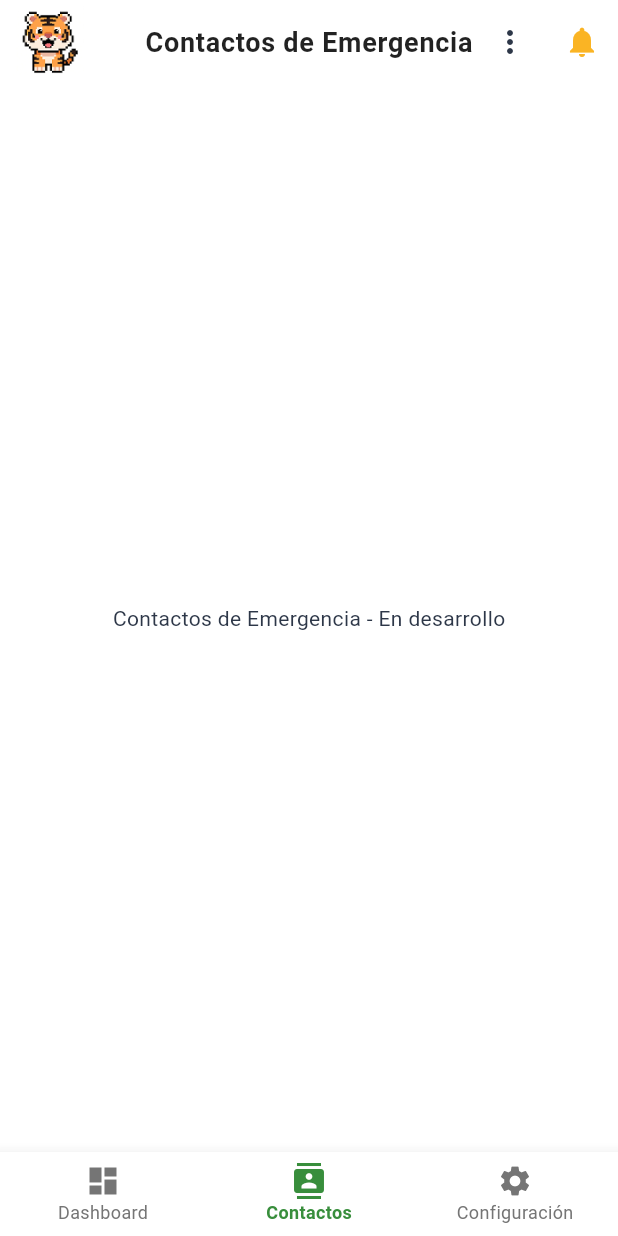
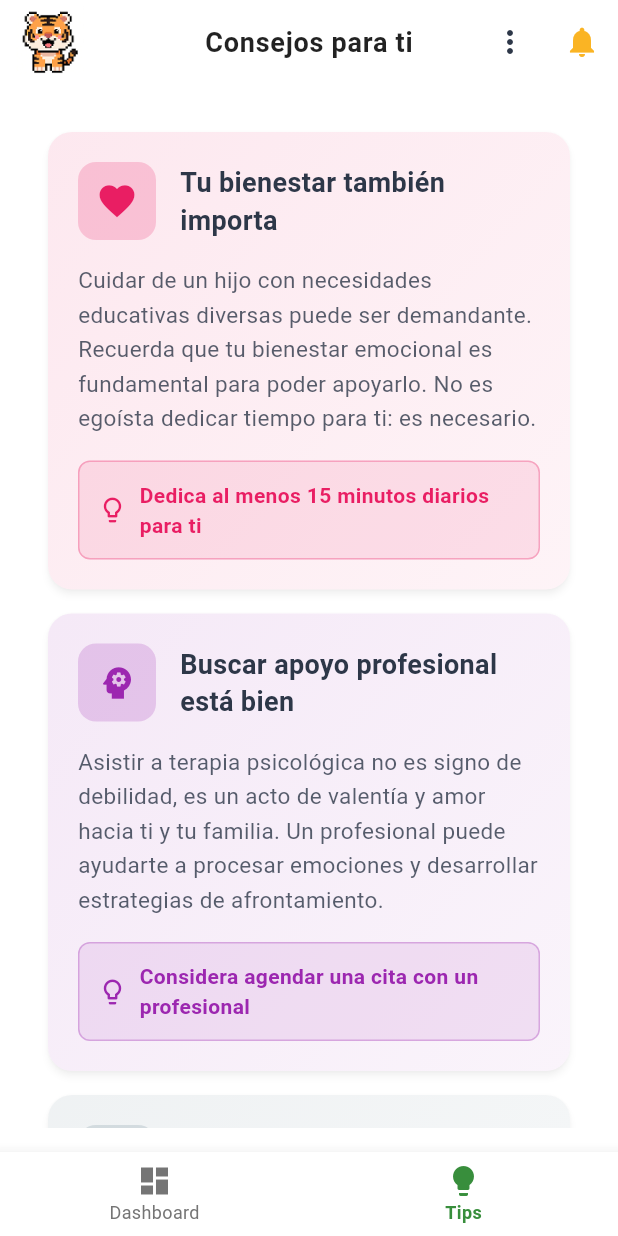
Before and after one commit to CQuarkH/tora-frontend, a Flutter app: the ParentMainScreen screen opened by its route, item 2 of the bottom bar chosen, on a phone screen of 412 x 824 dp. Run offline on Flutter 3.47's test engine with Material 3 defaults, Android fonts, the phone set to English and light mode, and no system bars; our stand-ins replace audioplayers, calendar_view, fl_chart, flutter_hooks, flutter_local_notifications, flutter_svg and 6 more; project files that could hold a hidden picture were left out.

Commit message:
feat: add parents tips screen

```diff
--- /dev/null
+++ b/lib/features/parent/models/parent_tip.dart
@@ -0,0 +1,142 @@
+import 'package:flutter/material.dart';
+
+class ParentTip {
+  final String title;
+  final String description;
+  final IconData icon;
+  final Color color;
+  final String? actionText;
+  final String category;
+
+  const ParentTip({
+    required this.title,
+    required this.description,
+    required this.icon,
+    required this.color,
+    this.actionText,
+    required this.category,
+  });
+}
+
+class ParentTipsData {
+  static const List<ParentTip> tips = [
+    ParentTip(
+      title: 'Tu bienestar también importa',
+      description:
+          'Cuidar de un hijo con necesidades educativas diversas puede ser demandante. Recuerda que tu bienestar emocional es fundamental para poder apoyarlo. No es egoísta dedicar tiempo para ti: es necesario.',
+      icon: Icons.favorite,
+      color: Color(0xFFE91E63),
+      actionText: 'Dedica al menos 15 minutos diarios para ti',
+      category: 'autocuidado',
+    ),
+    ParentTip(
+      title: 'Buscar apoyo profesional está bien',
+      description:
+          'Asistir a terapia psicológica no es signo de debilidad, es un acto de valentía y amor hacia ti y tu familia. Un profesional puede ayudarte a procesar emociones y desarrollar estrategias de afrontamiento.',
+      icon: Icons.psychology,
+      color: Color(0xFF9C27B0),
+      actionText: 'Considera agendar una cita con un profesional',
+      category: 'apoyo',
+    ),
+    ParentTip(
+      title: 'Está bien sentirse abrumado',
+      description:
+          'Sentir tristeza, frustración o agotamiento es completamente normal. Estas emociones no te hacen mal padre o madre. Permítete sentirlas sin juzgarte, y recuerda que los días difíciles no duran para siempre.',
+      icon: Icons.cloud,
+      color: Color(0xFF607D8B),
+      actionText: 'Valida tus emociones, no las reprimas',
+      category: 'emocional',
+    ),
+    ParentTip(
+      title: 'El estrés no es culpa de tu hijo',
+      description:
+          'Cuando te sientas desbordado, recuerda que tu hijo no es el problema. Si necesitas un momento, está bien decir "necesito un minuto" y respirar. Nunca descargues tu frustración con él.',
+      icon: Icons.warning_amber,
+      color: Color(0xFFFF9800),
+      actionText: 'Pausa, respira, y regresa cuando estés más calmado',
+      category: 'manejo',
+    ),
+    ParentTip(
+      title: 'Celebra los pequeños logros',
+      description:
+          'Cada avance, por pequeño que parezca, es un gran paso. Reconoce y celebra estos momentos: refuerzan el progreso y te recuerdan que todo esfuerzo vale la pena.',
+      icon: Icons.celebration,
+      color: Color(0xFFFFC107),
+      actionText: 'Lleva un registro de los logros semanales',
+      category: 'motivacion',
+    ),
+    ParentTip(
+      title: 'No estás solo en esto',
+      description:
+          'Conecta con otros padres que viven situaciones similares. Compartir experiencias, dudas y estrategias puede ser invaluable. Hay comunidades y grupos de apoyo que entienden lo que vives.',
+      icon: Icons.groups,
+      color: Color(0xFF03A9F4),
+      actionText: 'Busca grupos de apoyo en tu comunidad',
+      category: 'comunidad',
+    ),
+    ParentTip(
+      title: 'La perfección no existe',
+      description:
+          'No necesitas ser el padre o madre perfecto. Habrá días buenos y días difíciles. Lo importante es estar presente, seguir intentando y mostrarle a tu hijo que lo amas incondicionalmente.',
+      icon: Icons.auto_awesome,
+      color: Color(0xFF00BCD4),
+      actionText: 'Sé amable contigo mismo, estás haciendo lo mejor que puedes',
+      category: 'autocuidado',
+    ),
+    ParentTip(
+      title: 'Establece límites saludables',
+      description:
+          'Está bien decir "no" a veces. No puedes estar disponible 24/7 para todos. Establecer límites te ayuda a prevenir el agotamiento y te permite ser más presente cuando realmente importa.',
+      icon: Icons.shield,
+      color: Color(0xFF4CAF50),
+      actionText: 'Define momentos del día que son solo para ti',
+      category: 'autocuidado',
+    ),
+    ParentTip(
+      title: 'Pide ayuda cuando la necesites',
+      description:
+          'No tienes que hacerlo todo solo. Pedir ayuda a familiares, amigos o profesionales no es fracasar, es ser inteligente. Delegar tareas te permite recargar energías.',
+      icon: Icons.pan_tool,
+      color: Color(0xFF8BC34A),
+      actionText: 'Identifica 2-3 personas en quienes puedas apoyarte',
+      category: 'apoyo',
+    ),
+    ParentTip(
+      title: 'Duerme lo suficiente',
+      description:
+          'El descanso no es un lujo, es una necesidad. La falta de sueño afecta tu estado de ánimo, paciencia y capacidad de tomar decisiones. Prioriza tu descanso tanto como sea posible.',
+      icon: Icons.bedtime,
+      color: Color(0xFF673AB7),
+      actionText: 'Intenta mantener una rutina de sueño regular',
+      category: 'autocuidado',
+    ),
+    ParentTip(
+      title: 'La comunicación con tu pareja es clave',
+      description:
+          'Si tienes pareja, mantengan espacios de diálogo sobre cómo se sienten y cómo pueden apoyarse mutuamente. Trabajar en equipo fortalece la relación y el apoyo a su hijo.',
+      icon: Icons.forum,
+      color: Color(0xFFE91E63),
+      actionText: 'Agenda tiempo de calidad con tu pareja semanalmente',
+      category: 'familia',
+    ),
+    ParentTip(
+      title: 'Confía en el proceso',
+      description:
+          'El progreso no siempre es lineal. Habrá avances y retrocesos, y eso es parte del proceso. Mantén la fe en tu hijo y en ti mismo. Cada día es una nueva oportunidad.',
+      icon: Icons.trending_up,
+      color: Color(0xFF009688),
+      actionText: 'Reflexiona semanalmente sobre los avances logrados',
+      category: 'motivacion',
+    ),
+  ];
+
+  // Método para filtrar consejos por categoría si se necesita
+  static List<ParentTip> getTipsByCategory(String category) {
+    return tips.where((tip) => tip.category == category).toList();
+  }
+
+  // Método para obtener un consejo aleatorio
+  static ParentTip getRandomTip() {
+    return tips[DateTime.now().millisecondsSinceEpoch % tips.length];
+  }
+}
--- a/lib/features/parent/screens/parent_main_screen.dart
+++ b/lib/features/parent/screens/parent_main_screen.dart
@@ -4,6 +4,7 @@ import 'package:tora_frontend/core/theme/tora_theme.dart';
 import 'package:tora_frontend/core/widgets/logout_helper.dart';
 import 'package:tora_frontend/features/parent/screens/parent_dashboard_screen.dart';
 import 'package:tora_frontend/features/parent/screens/parent_notifications_screen.dart';
+import 'package:tora_frontend/features/parent/screens/parent_tips_screen.dart';
 
 class ParentMainScreen extends HookWidget {
   const ParentMainScreen({super.key});
@@ -14,12 +15,7 @@ class ParentMainScreen extends HookWidget {
 
     final Map<String, Widget> pages = {
       'Dashboard - María': const ParentDashboardScreen(childId: 'child_001'),
-      'Contactos de Emergencia': const Center(
-        child: Text('Contactos de Emergencia - En desarrollo'),
-      ),
-      'Configuración': const Center(
-        child: Text('Configuración - En desarrollo'),
-      ),
+      'Consejos para ti': const ParentTipsScreen(),
     };
 
     return Scaffold(
@@ -78,14 +74,8 @@ class ParentMainScreen extends HookWidget {
             icon: Icon(Icons.dashboard),
             label: 'Dashboard',
           ),
-          BottomNavigationBarItem(
-            icon: Icon(Icons.contacts),
-            label: 'Contactos',
-          ),
-          BottomNavigationBarItem(
-            icon: Icon(Icons.settings),
-            label: 'Configuración',
-          ),
+
+          BottomNavigationBarItem(icon: Icon(Icons.lightbulb), label: 'Tips'),
         ],
         currentIndex: selectedIndex.value,
         onTap: (index) {
--- /dev/null
+++ b/lib/features/parent/screens/parent_tips_screen.dart
@@ -0,0 +1,23 @@
+import 'package:flutter/material.dart';
+import 'package:tora_frontend/core/theme/tora_theme.dart';
+import 'package:tora_frontend/features/parent/models/parent_tip.dart';
+import 'package:tora_frontend/features/parent/widgets/parent_tip_card.dart';
+
+class ParentTipsScreen extends StatelessWidget {
+  const ParentTipsScreen({super.key});
+
+  @override
+  Widget build(BuildContext context) {
+    return Scaffold(
+      backgroundColor: ToraTheme.pureWhite,
+      body: ListView.builder(
+        padding: const EdgeInsets.all(16),
+        itemCount: ParentTipsData.tips.length,
+        itemBuilder: (context, index) {
+          final tip = ParentTipsData.tips[index];
+          return ParentTipCard(tip: tip);
+        },
+      ),
+    );
+  }
+}
--- /dev/null
+++ b/lib/features/parent/widgets/parent_tip_card.dart
@@ -0,0 +1,98 @@
+import 'package:flutter/material.dart';
+import 'package:tora_frontend/core/theme/tora_theme.dart';
+import 'package:tora_frontend/features/parent/models/parent_tip.dart';
+
+class ParentTipCard extends StatelessWidget {
+  final ParentTip tip;
+
+  const ParentTipCard({super.key, required this.tip});
+
+  @override
+  Widget build(BuildContext context) {
+    return Card(
+      margin: const EdgeInsets.only(bottom: 16),
+      elevation: 2,
+      shape: RoundedRectangleBorder(borderRadius: BorderRadius.circular(16)),
+      child: Container(
+        decoration: BoxDecoration(
+          borderRadius: BorderRadius.circular(16),
+          gradient: LinearGradient(
+            begin: Alignment.topLeft,
+            end: Alignment.bottomRight,
+            colors: [tip.color.withOpacity(0.1), tip.color.withOpacity(0.05)],
+          ),
+        ),
+        child: Padding(
+          padding: const EdgeInsets.all(20),
+          child: Column(
+            crossAxisAlignment: CrossAxisAlignment.start,
+            children: [
+              Row(
+                children: [
+                  Container(
+                    padding: const EdgeInsets.all(12),
+                    decoration: BoxDecoration(
+                      color: tip.color.withOpacity(0.2),
+                      borderRadius: BorderRadius.circular(12),
+                    ),
+                    child: Icon(tip.icon, color: tip.color, size: 28),
+                  ),
+                  const SizedBox(width: 16),
+                  Expanded(
+                    child: Text(
+                      tip.title,
+                      style: TextStyle(
+                        fontSize: 18,
+                        fontWeight: FontWeight.bold,
+                        color: ToraTheme.darkText,
+                      ),
+                    ),
+                  ),
+                ],
+              ),
+              const SizedBox(height: 16),
+              Text(
+                tip.description,
+                style: TextStyle(
+                  fontSize: 15,
+                  color: ToraTheme.darkText.withOpacity(0.8),
+                  height: 1.5,
+                ),
+              ),
+              if (tip.actionText != null) ...[
+                const SizedBox(height: 16),
+                Container(
+                  padding: const EdgeInsets.all(12),
+                  decoration: BoxDecoration(
+                    color: tip.color.withOpacity(0.1),
+                    borderRadius: BorderRadius.circular(8),
+                    border: Border.all(
+                      color: tip.color.withOpacity(0.3),
+                      width: 1,
+                    ),
+                  ),
+                  child: Row(
+                    children: [
+                      Icon(Icons.lightbulb_outline, color: tip.color, size: 20),
+                      const SizedBox(width: 8),
+                      Expanded(
+                        child: Text(
+                          tip.actionText!,
+                          style: TextStyle(
+                            fontSize: 14,
+                            color: tip.color,
+                            fontWeight: FontWeight.w600,
+                          ),
+                        ),
+                      ),
+                    ],
+                  ),
+                ),
+              ],
+            ],
+          ),
+        ),
+      ),
+    );
+  }
+}
```
